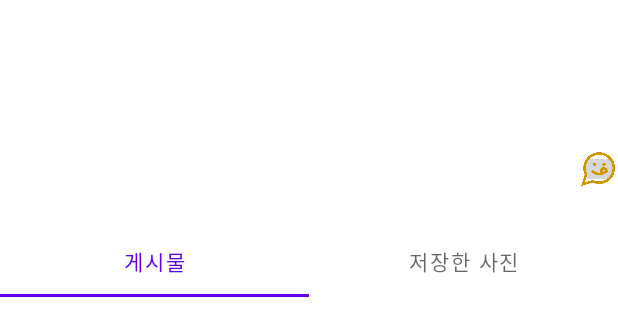
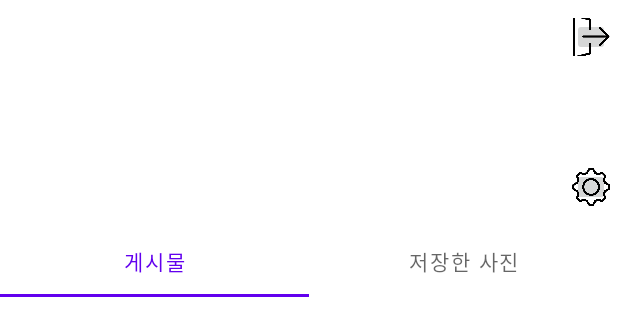
Before and after one commit to JunhyukkLee/LastOmmg, an Android app: the layout mypage.xml on its own in the app's theme, with its tools: preview values and no code run, on a phone screen of 412 x 824 dp. Shown: the top 336 px of the screen. Run offline under Robolectric (Android 15) with nearby library versions, the phone set to English and light mode, and no system bars.

Commit message:
희찬M0D: Logout 이동

```diff
--- a/app/src/main/res/layout/activity_main.xml
+++ b/app/src/main/res/layout/activity_main.xml
@@ -49,12 +49,6 @@
             android:layout_height="wrap_content">
 
             <Button
-                android:id="@+id/logoutbt"
-                android:layout_width="wrap_content"
-                android:layout_height="wrap_content"
-                android:text="logout" />
-
-            <Button
                 android:id="@+id/sortdistance"
                 android:layout_width="wrap_content"
                 android:layout_height="wrap_content"
--- a/app/src/main/res/layout/mypage.xml
+++ b/app/src/main/res/layout/mypage.xml
@@ -9,9 +9,9 @@
         android:id="@+id/linearLayout"
         android:layout_width="match_parent"
         android:layout_height="wrap_content"
-        tools:layout_editor_absoluteX="0dp"
-        tools:layout_editor_absoluteY="0dp"
-        android:orientation="horizontal">
+        android:orientation="horizontal"
+        app:layout_constraintTop_toTopOf="parent"
+        tools:layout_editor_absoluteX="0dp">
 
 
         <com.example.lastommg.MyPage.RoundImageView
@@ -24,10 +24,27 @@
             android:layout_width="match_parent"
             android:layout_height="150dp">
 
-            <TextView
-                android:id="@+id/name"
-                android:layout_height="50dp"
-                android:textAlignment="center" />
+            <FrameLayout
+                android:layout_width="wrap_content"
+                android:layout_height="wrap_content">
+
+                <ImageButton
+                    android:id="@+id/btn_logout"
+                    android:layout_width="25dp"
+                    android:layout_height="25dp"
+                    android:layout_gravity="center|right"
+                    android:layout_marginRight="5dp"
+                    android:padding="0sp"
+                    android:scaleType="centerCrop"
+                    android:src="@drawable/logout" />
+
+                <TextView
+                    android:id="@+id/name"
+                    android:layout_width="match_parent"
+                    android:layout_height="50dp"
+                    android:textAlignment="center" />
+            </FrameLayout>
+
 
             <TextView
                 android:id="@+id/email"
@@ -42,10 +59,11 @@
                     android:id="@+id/btn_intro"
                     android:layout_width="25dp"
                     android:layout_height="25dp"
-                    android:layout_gravity="right"
+                    android:layout_gravity="center|right"
+                    android:layout_marginRight="5dp"
                     android:padding="0sp"
                     android:scaleType="centerCrop"
-                    android:src="@drawable/yes" />
+                    android:src="@drawable/setting" />
 
                 <TextView
                     android:id="@+id/intro"
@@ -65,6 +83,7 @@
     </LinearLayout>
 
     <LinearLayout
+        android:id="@+id/tabLayout"
         android:layout_width="match_parent"
         android:layout_height="match_parent"
         android:layout_marginTop="150dp"
```
Also changed, not shown: app/src/main/java/com/example/lastommg/MainActivity.java (+3 -34 lines), app/src/main/java/com/example/lastommg/MyPage/MypageActivity.java (+35 -3 lines).
